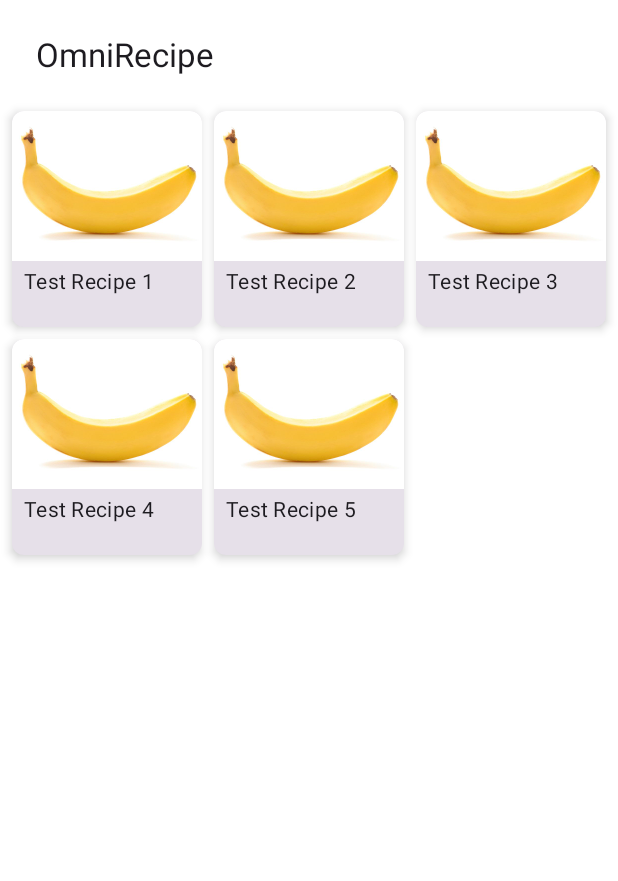
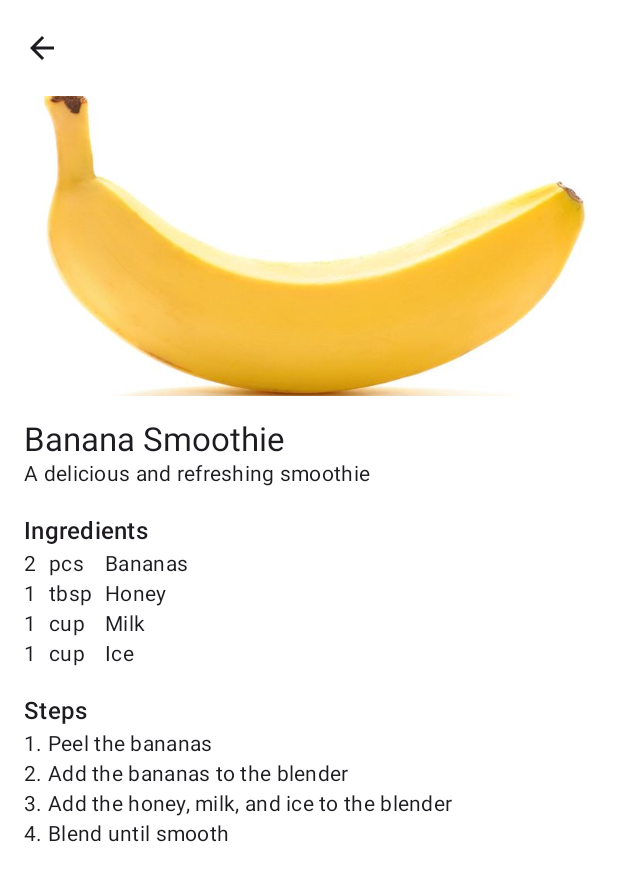
Before and after one commit to Omerixe/OmniRecipe-Android, an Android app built with Jetpack Compose: the screen it shows after launch (MainActivity), after a tap on "Test Recipe 1", on a phone screen of 412 x 824 dp. Shown: the top 881 px of the screen. Run offline under Robolectric (Android 15) with nearby library versions, the phone set to English and light mode, and no system bars.

Commit message:
Add navigation to the app

```diff
--- a/app/build.gradle.kts
+++ b/app/build.gradle.kts
@@ -59,7 +59,7 @@ dependencies {
     implementation(libs.androidx.ui.graphics)
     implementation(libs.androidx.ui.tooling.preview)
     implementation(libs.androidx.material3)
-    implementation(libs.androidx.constraintlayout.compose)
+    implementation(libs.androidx.navigation.compose)
     implementation(libs.coil.compose)
     testImplementation(libs.junit)
     androidTestImplementation(libs.androidx.junit)
--- a/app/src/main/java/ch/omerixe/omnirecipe/MainActivity.kt
+++ b/app/src/main/java/ch/omerixe/omnirecipe/MainActivity.kt
@@ -7,7 +7,6 @@ import androidx.compose.foundation.layout.fillMaxSize
 import androidx.compose.material3.MaterialTheme
 import androidx.compose.material3.Surface
 import androidx.compose.ui.Modifier
-import ch.omerixe.omnirecipe.overview.ui.OverviewScreen
 import ch.omerixe.omnirecipe.shared.ui.theme.OmniRecipeTheme
 
 class MainActivity : ComponentActivity() {
@@ -20,7 +19,7 @@ class MainActivity : ComponentActivity() {
                     modifier = Modifier.fillMaxSize(),
                     color = MaterialTheme.colorScheme.background
                 ) {
-                    OverviewScreen()
+                    NavGraph()
                 }
             }
         }
--- /dev/null
+++ b/app/src/main/java/ch/omerixe/omnirecipe/NavGraph.kt
@@ -0,0 +1,33 @@
+package ch.omerixe.omnirecipe
+
+import androidx.compose.runtime.Composable
+import androidx.compose.ui.Modifier
+import androidx.navigation.NavHostController
+import androidx.navigation.compose.NavHost
+import androidx.navigation.compose.rememberNavController
+import ch.omerixe.omnirecipe.detail.ui.navigateToRecipe
+import ch.omerixe.omnirecipe.detail.ui.recipeDetailScreen
+import ch.omerixe.omnirecipe.overview.ui.OverviewRoute
+import ch.omerixe.omnirecipe.overview.ui.overviewScreen
+
+@Composable
+fun NavGraph(
+    modifier: Modifier = Modifier,
+    navController: NavHostController = rememberNavController(),
+    startDestination: String = OverviewRoute
+) {
+
+    NavHost(
+        navController = navController,
+        startDestination = startDestination,
+        modifier = modifier
+    ) {
+        overviewScreen(onNavigateToRecipeDetail = { recipeId ->
+            navController.navigateToRecipe(recipeId)
+        })
+
+        recipeDetailScreen(onNavigateUp = {
+            navController.popBackStack()
+        })
+    }
+}
--- /dev/null
+++ b/app/src/main/java/ch/omerixe/omnirecipe/detail/ui/RecipeDetailScreen.kt
@@ -0,0 +1,144 @@
+package ch.omerixe.omnirecipe.detail.ui
+
+import androidx.compose.foundation.layout.Column
+import androidx.compose.foundation.layout.Row
+import androidx.compose.foundation.layout.Spacer
+import androidx.compose.foundation.layout.fillMaxWidth
+import androidx.compose.foundation.layout.height
+import androidx.compose.foundation.layout.padding
+import androidx.compose.foundation.layout.width
+import androidx.compose.material.icons.Icons
+import androidx.compose.material.icons.filled.ArrowBack
+import androidx.compose.material3.ExperimentalMaterial3Api
+import androidx.compose.material3.Icon
+import androidx.compose.material3.IconButton
+import androidx.compose.material3.MaterialTheme
+import androidx.compose.material3.Scaffold
+import androidx.compose.material3.Text
+import androidx.compose.material3.TopAppBar
+import androidx.compose.runtime.Composable
+import androidx.compose.ui.Modifier
+import androidx.compose.ui.layout.ContentScale
+import androidx.compose.ui.res.painterResource
+import androidx.compose.ui.res.stringResource
+import androidx.compose.ui.tooling.preview.Preview
+import androidx.compose.ui.unit.dp
+import ch.omerixe.omnirecipe.R
+import ch.omerixe.omnirecipe.shared.ui.RecipeImage
+import ch.omerixe.omnirecipe.shared.ui.imageModel
+import ch.omerixe.omnirecipe.shared.ui.theme.OmniRecipeTheme
+import coil.compose.AsyncImage
+
+@OptIn(ExperimentalMaterial3Api::class)
+@Composable
+fun RecipeDetailScreen(onNavigateUp: () -> Unit) {
+    val recipeDetail = RecipeDetail(
+        "Banana Smoothie",
+        "A delicious and refreshing smoothie",
+        RecipeImage.Internal(R.drawable.banana),
+        listOf(
+            Ingredient("Bananas", "2", "pcs"),
+            Ingredient("Honey", "1", "tbsp"),
+            Ingredient("Milk", "1", "cup"),
+            Ingredient("Ice", "1", "cup"),
+        ),
+        listOf(
+            "Peel the bananas",
+            "Add the bananas to the blender",
+            "Add the honey, milk, and ice to the blender",
+            "Blend until smooth",
+        ),
+    )
+
+    Scaffold(
+        topBar = {
+            TopAppBar(
+                title = {},
+                navigationIcon = {
+                    IconButton(onClick = onNavigateUp) {
+                        Icon(
+                            imageVector = Icons.Filled.ArrowBack,
+                            contentDescription = stringResource(R.string.navigate_up_description)
+                        )
+                    }
+                }
+            )
+        }
+    ) { padding ->
+        Column(modifier = Modifier.padding(padding)) {
+            AsyncImage(
+                model = recipeDetail.recipeImage.imageModel(),
+                contentDescription = null,
+                contentScale = ContentScale.Crop,
+                placeholder = painterResource(id = R.drawable.banana),
+                modifier = Modifier
+                    .fillMaxWidth()
+                    .height(200.dp)
+            )
+            Column(modifier = Modifier.padding(16.dp)) {
+                Text(
+                    text = recipeDetail.title,
+                    style = MaterialTheme.typography.titleLarge,
+                )
+                Text(
+                    text = recipeDetail.subtitle,
+                    style = MaterialTheme.typography.bodyMedium,
+                )
+                Spacer(modifier = Modifier.height(16.dp))
+                Text(
+                    text = stringResource(R.string.detail_ingredients_heading),
+                    style = MaterialTheme.typography.titleMedium,
+                )
+                Row {
+                    Column {
+                        recipeDetail.ingredients.forEach { ingredient ->
+                            Text(
+                                text = ingredient.quantity,
+                                style = MaterialTheme.typography.bodyMedium,
+                            )
+                        }
+                    }
+                    Spacer(modifier = Modifier.width(8.dp))
+                    Column {
+                        recipeDetail.ingredients.forEach { ingredient ->
+                            Text(
+                                text = ingredient.unit,
+                                style = MaterialTheme.typography.bodyMedium,
+                            )
+                        }
+                    }
+                    Spacer(modifier = Modifier.width(8.dp))
+
+                    Column {
+                        recipeDetail.ingredients.forEach { ingredient ->
+                            Text(
+                                text = ingredient.name,
+                                style = MaterialTheme.typography.bodyMedium,
+                            )
+                        }
+                    }
+                }
+                Spacer(modifier = Modifier.height(16.dp))
+                Text(
+                    text = stringResource(R.string.detail_steps_heading),
+                    style = MaterialTheme.typography.titleMedium,
+                )
+                recipeDetail.steps.forEachIndexed { index, step ->
+                    Text(
+                        text = "${index + 1}. $step",
+                        style = MaterialTheme.typography.bodyMedium,
+                    )
+                }
+            }
+        }
+
+    }
+}
+
+@Preview
+@Composable
+fun RecipeDetailScreenPreview() {
+    OmniRecipeTheme {
+        RecipeDetailScreen({})
+    }
+}
--- /dev/null
+++ b/app/src/main/java/ch/omerixe/omnirecipe/detail/ui/RecipeNavigation.kt
@@ -0,0 +1,27 @@
+package ch.omerixe.omnirecipe.detail.ui
+
+import androidx.lifecycle.SavedStateHandle
+import androidx.navigation.NavController
+import androidx.navigation.NavGraphBuilder
+import androidx.navigation.compose.composable
+
+private const val recipeIdArg = "recipeId"
+
+internal class RecipeArgs(val recipeId: String) {
+    constructor(savedStateHandle: SavedStateHandle) : this(
+        checkNotNull(savedStateHandle[recipeIdArg]) as String
+    )
+}
+
+fun NavGraphBuilder.recipeDetailScreen(
+    onNavigateUp: () -> Unit
+) {
+    composable("recipe/{$recipeIdArg}") { _ ->
+        // Here comes the viewmodel implementation, it can read the recipeid from the savedStateHandle
+        RecipeDetailScreen(onNavigateUp = onNavigateUp)
+    }
+}
+
+fun NavController.navigateToRecipe(recipeId: String) {
+    navigate("recipe/$recipeId")
+}
--- /dev/null
+++ b/app/src/main/java/ch/omerixe/omnirecipe/overview/ui/OverviewNavigation.kt
@@ -0,0 +1,22 @@
+package ch.omerixe.omnirecipe.overview.ui
+
+import androidx.navigation.NavController
+import androidx.navigation.NavGraphBuilder
+import androidx.navigation.compose.composable
+
+
+fun NavGraphBuilder.overviewScreen(
+    onNavigateToRecipeDetail: (recipeId: String) -> Unit
+) {
+    composable("overview") {
+        // Here comes the viewmodel implementation
+        OverviewScreen(
+            onNavigateToRecipeDetail = onNavigateToRecipeDetail
+        )
+    }
+}
+
+const val OverviewRoute = "overview"
+fun NavController.navigateToOverview() {
+    navigate(OverviewRoute)
+}
--- a/app/src/main/java/ch/omerixe/omnirecipe/overview/ui/OverviewScreen.kt
+++ b/app/src/main/java/ch/omerixe/omnirecipe/overview/ui/OverviewScreen.kt
@@ -25,7 +25,9 @@ import ch.omerixe.omnirecipe.shared.ui.RecipeImage
 import ch.omerixe.omnirecipe.shared.ui.theme.OmniRecipeTheme
 
 @Composable
-fun OverviewScreen() {
+fun OverviewScreen(
+    onNavigateToRecipeDetail: (recipeId: String) -> Unit
+) {
     val recipes = listOf(
         RecipeOverview(
             "1",
@@ -71,6 +73,7 @@ fun OverviewScreen() {
         items(recipes) { recipe ->
             RecipeCard(recipeOverview = recipe) { recipeId ->
                 Log.d("OverviewScreen", "Recipe clicked: $recipeId")
+                onNavigateToRecipeDetail(recipeId)
             }
         }
     }
@@ -90,7 +93,7 @@ private fun LazyGridScope.header(
 fun PreviewOverviewScreen() {
     OmniRecipeTheme {
         Surface(color = MaterialTheme.colorScheme.background) {
-            OverviewScreen()
+            OverviewScreen({})
         }
     }
 }
--- a/app/src/main/res/values/strings.xml
+++ b/app/src/main/res/values/strings.xml
@@ -3,4 +3,5 @@
     <string name="overview_heading">All Recipes</string>
     <string name="detail_ingredients_heading">Ingredients</string>
     <string name="detail_steps_heading">Steps</string>
+    <string name="navigate_up_description">Back</string>
 </resources>
--- a/gradle/libs.versions.toml
+++ b/gradle/libs.versions.toml
@@ -10,6 +10,7 @@ espressoCore = "3.5.1"
 lifecycleRuntimeKtx = "2.6.1"
 activityCompose = "1.7.0"
 composeBom = "2023.08.00"
+navigation = "2.7.7"
 
 [libraries]
 androidx-constraintlayout-compose = { module = "androidx.constraintlayout:constraintlayout-compose", version.ref = "constraintlayoutCompose" }
@@ -21,6 +22,7 @@ androidx-espresso-core = { group = "androidx.test.espresso", name = "espresso-co
 androidx-lifecycle-runtime-ktx = { group = "androidx.lifecycle", name = "lifecycle-runtime-ktx", version.ref = "lifecycleRuntimeKtx" }
 androidx-activity-compose = { group = "androidx.activity", name = "activity-compose", version.ref = "activityCompose" }
 androidx-compose-bom = { group = "androidx.compose", name = "compose-bom", version.ref = "composeBom" }
+androidx-navigation-compose = { group = "androidx.navigation", name = "navigation-compose", version.ref = "navigation" }
 androidx-ui = { group = "androidx.compose.ui", name = "ui" }
 androidx-ui-graphics = { group = "androidx.compose.ui", name = "ui-graphics" }
 androidx-ui-tooling = { group = "androidx.compose.ui", name = "ui-tooling" }
```
Also changed, not shown: app/src/main/java/ch/omerixe/omnirecipe/detail/ui/DetailScreen.kt (deleted, +0 -119 lines).
